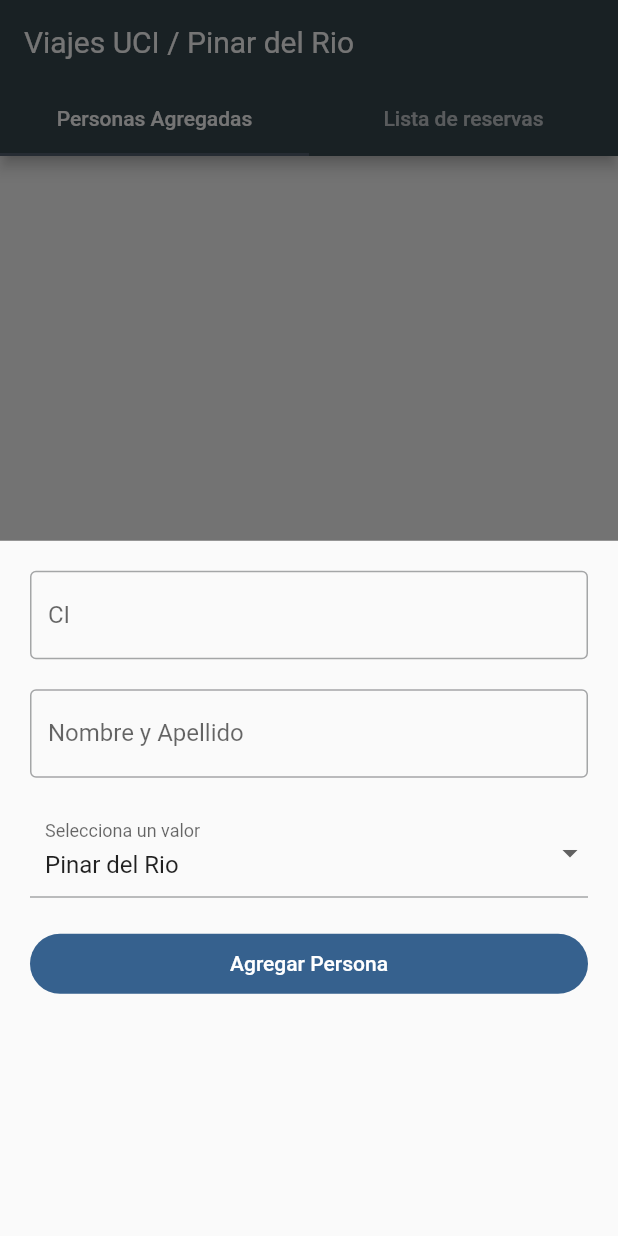
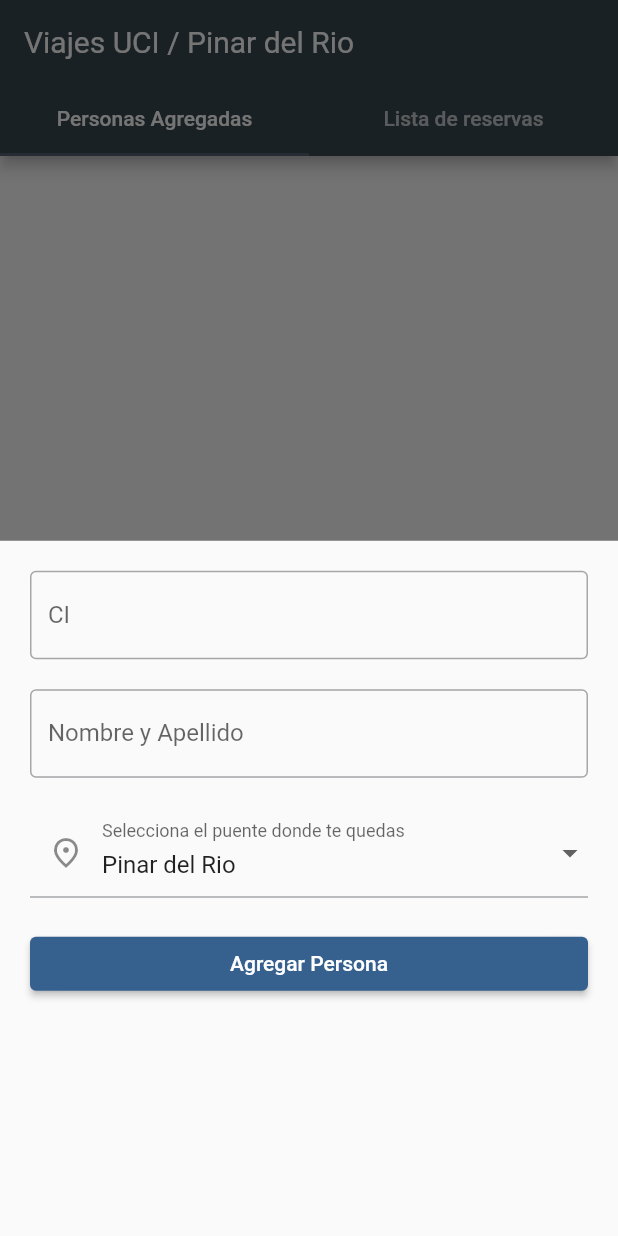
Before and after one commit to leonardof02/viajes_uci_pr_apk, a Flutter app: the screen it shows after launch, after a tap on "Agregar Persona", on a phone screen of 412 x 824 dp. Run offline on Flutter 3.47's test engine with Material 2 defaults, Android fonts, the phone set to English and light mode, and no system bars; our stand-ins replace flutter_riverpod, freezed_annotation, supabase_flutter; accounts and stored records are empty.

Commit message:
feat: Form Validations and add Person Feature

```diff
--- a/lib/widgets/add_person_form.dart
+++ b/lib/widgets/add_person_form.dart
@@ -1,21 +1,14 @@
 import 'package:flutter/material.dart';
+import 'package:flutter_riverpod/flutter_riverpod.dart';
+import 'package:viajes_uci_pr/models/person.dart';
+import 'package:viajes_uci_pr/riverpod/person_notifier.dart';
+import '../constants/destinations.dart';
 
-class AddPersonForm extends StatelessWidget {
+class AddPersonForm extends ConsumerWidget {
   final idController = TextEditingController(text: "");
   final nameController = TextEditingController(text: "");
   final destinationController = TextEditingController(text: "Pinar del Rio");
-  final List<String> destinationList = [
-    'Pinar del Rio',
-    'Puerta de Golpe',
-    'Consolacion',
-    'Herradura',
-    'Los Palacios',
-    'Paso Real',
-    'Taco Taco',
-    'San Cristobal',
-    'Candelaria',
-    'Las Terrazas'
-  ];
+  final formKey = GlobalKey<FormState>();
 
   AddPersonForm({super.key});
 
@@ -23,15 +16,40 @@ class AddPersonForm extends StatelessWidget {
     destinationController.text = newValue ?? destinationController.text;
   }
 
+  String? validateFullName(String? value) {
+    RegExp nameRegex = RegExp(r"^[a-zA-ZñÑ]+(\s[a-zA-ZñÑ]+)+$");
+    if (value != null && !nameRegex.hasMatch(value))
+      return "Por favor escribe nombre y apellidos";
+    return null;
+  }
+
+  String? validateId(String? value) {
+    RegExp idRegex = RegExp(r"^\d{11}$");
+    if (value != null && !idRegex.hasMatch(value))
+      return "Formato de Carnet de ID no valudo";
+    return null;
+  }
+
+  void addNewPerson(WidgetRef ref) {
+    ref.read(personProvider.notifier).addPerson(Person(
+        id: idController.text,
+        fullName: nameController.text,
+        destination: destinationController.text,
+        isReserved: false));
+  }
+
   @override
-  Widget build(BuildContext context) {
+  Widget build(BuildContext context, WidgetRef ref) {
     return Container(
       padding: const EdgeInsets.all(20),
       child: Form(
+          key: formKey,
           child: Column(
             children: [
               TextFormField(
                 controller: idController,
+                validator: validateId,
+                autovalidateMode: AutovalidateMode.onUserInteraction,
                 decoration: const InputDecoration(
                   hintText: "Escriba su numero de CI",
                   border: OutlineInputBorder(),
@@ -43,6 +61,8 @@ class AddPersonForm extends StatelessWidget {
               ),
               TextFormField(
                 controller: nameController,
+                validator: validateFullName,
+                autovalidateMode: AutovalidateMode.onUserInteraction,
                 decoration: const InputDecoration(
                   hintText: "Escriba su nombre y apellido",
                   border: OutlineInputBorder(),
@@ -56,11 +76,14 @@ class AddPersonForm extends StatelessWidget {
                   value: destinationController.text,
                   decoration: const InputDecoration(
                     contentPadding: EdgeInsets.all(10),
-                labelText: 'Selecciona un valor',
+                    border: UnderlineInputBorder(),
+                    floatingLabelBehavior: FloatingLabelBehavior.auto,
+                    prefixIcon: Icon(Icons.place_outlined),
+                    labelText: 'Selecciona el puente donde te quedas',
                   ),
                   items: destinationList
-                  .map(
-                      (e) => DropdownMenuItem<String>(value: e, child: Text(e)))
+                      .map((e) =>
+                          DropdownMenuItem<String>(value: e, child: Text(e)))
                       .toList(),
                   onChanged: handleChange),
               const SizedBox(
@@ -68,9 +91,11 @@ class AddPersonForm extends StatelessWidget {
               ),
               SizedBox(
                   width: double.infinity,
-              child: FilledButton(
+                  child: ElevatedButton(
                       onPressed: () {
-                    ScaffoldMessenger.of(context).showSnackBar(const SnackBar(
+                        if (formKey.currentState!.validate()) addNewPerson(ref);
+                        ScaffoldMessenger.of(context)
+                            .showSnackBar(const SnackBar(
                           content: Text("Persona Agregada con exito"),
                           backgroundColor: Colors.green,
                         ));
```
Lines whose indentation alone changed are shown as unchanged.
